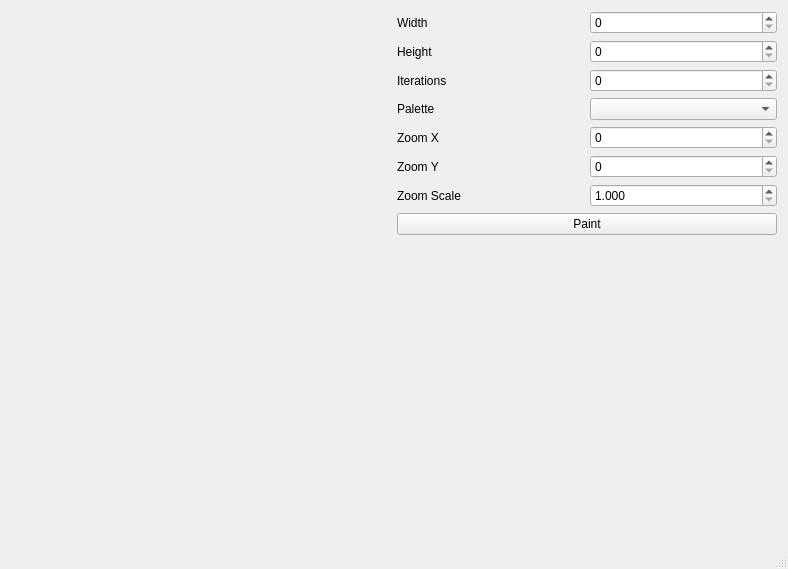
Qt form mainWindow.ui (jan-moravec/fractals-qt) before a commit.
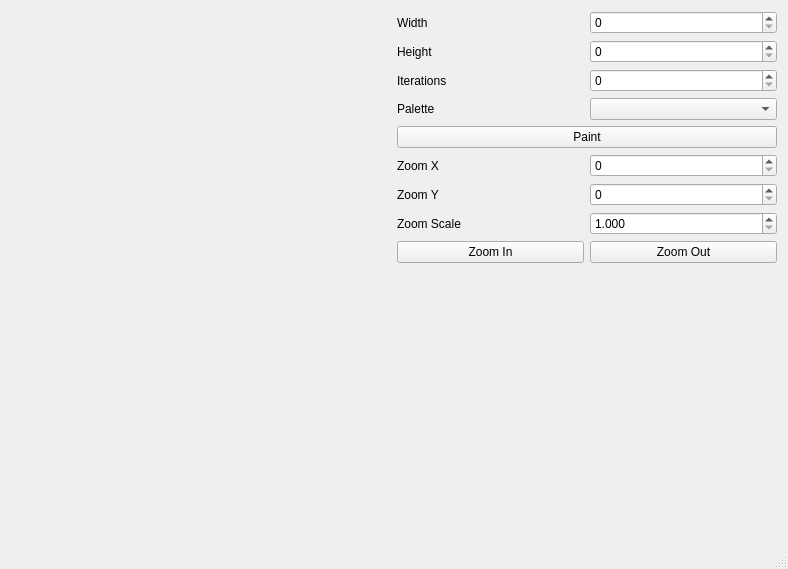
The same form after that commit. Custom widgets are drawn as their Qt base class.

Commit message: Finished simple zoom in and zoom out

Diff of the .ui file:
```diff
--- a/mainWindow.ui
+++ b/mainWindow.ui
@@ -94,6 +94,13 @@
         </item>
        </layout>
       </item>
+      <item>
+       <widget class="QPushButton" name="paintButton">
+        <property name="text">
+         <string>Paint</string>
+        </property>
+       </widget>
+      </item>
       <item>
        <layout class="QHBoxLayout" name="zoomXHorizontalLayout">
         <item>
@@ -161,11 +168,22 @@
        </layout>
       </item>
       <item>
-       <widget class="QPushButton" name="paintButton">
+       <layout class="QHBoxLayout" name="ZoomButtonsHorizontalLayout">
+        <item>
+         <widget class="QPushButton" name="zoomInPushButton">
         <property name="text">
-         <string>Paint</string>
-        </property>
-       </widget>
+           <string>Zoom In</string>
+          </property>
+         </widget>
+        </item>
+        <item>
+         <widget class="QPushButton" name="zoomOutPushButton">
+          <property name="text">
+           <string>Zoom Out</string>
+          </property>
+         </widget>
+        </item>
+       </layout>
       </item>
       <item>
        <spacer name="verticalSpacer">
```
Lines whose indentation alone changed are shown as unchanged. The commit also changes 4 other files.
